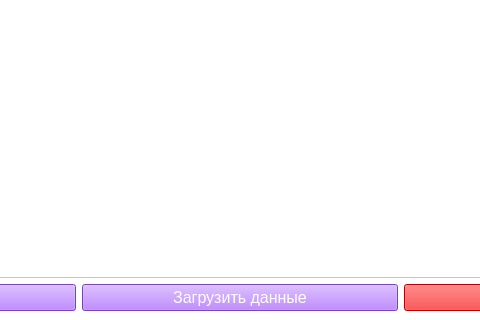
pisarew/nurburgring, file table.ui: the form before one commit; both pictures show x 571 to 1051 and y 371 to 691 of the 1300 by 691 pixel window.
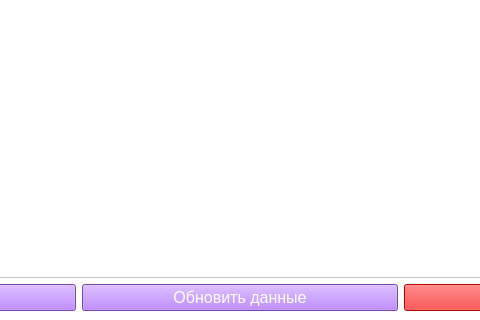
The form after the commit.

```diff
--- a/table.ui
+++ b/table.ui
@@ -94,7 +94,7 @@
 color: rgb(255, 255, 255);</string>
       </property>
       <property name="text">
-       <string>Загрузить данные</string>
+       <string>Обновить данные</string>
       </property>
      </widget>
     </item>
```
